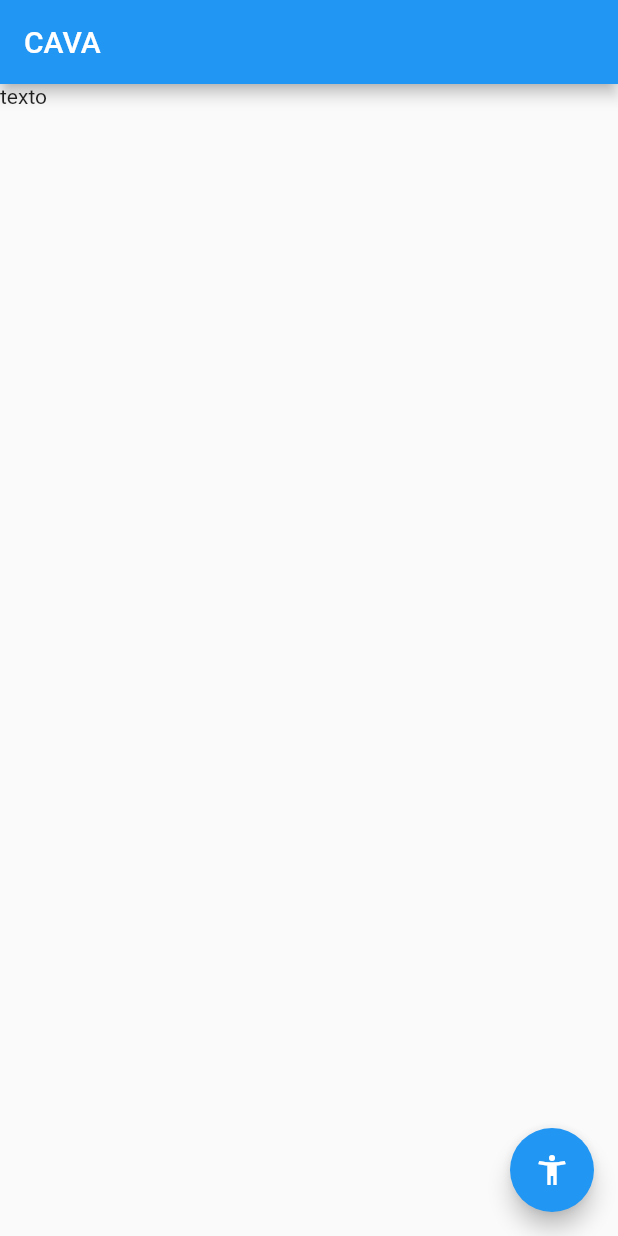
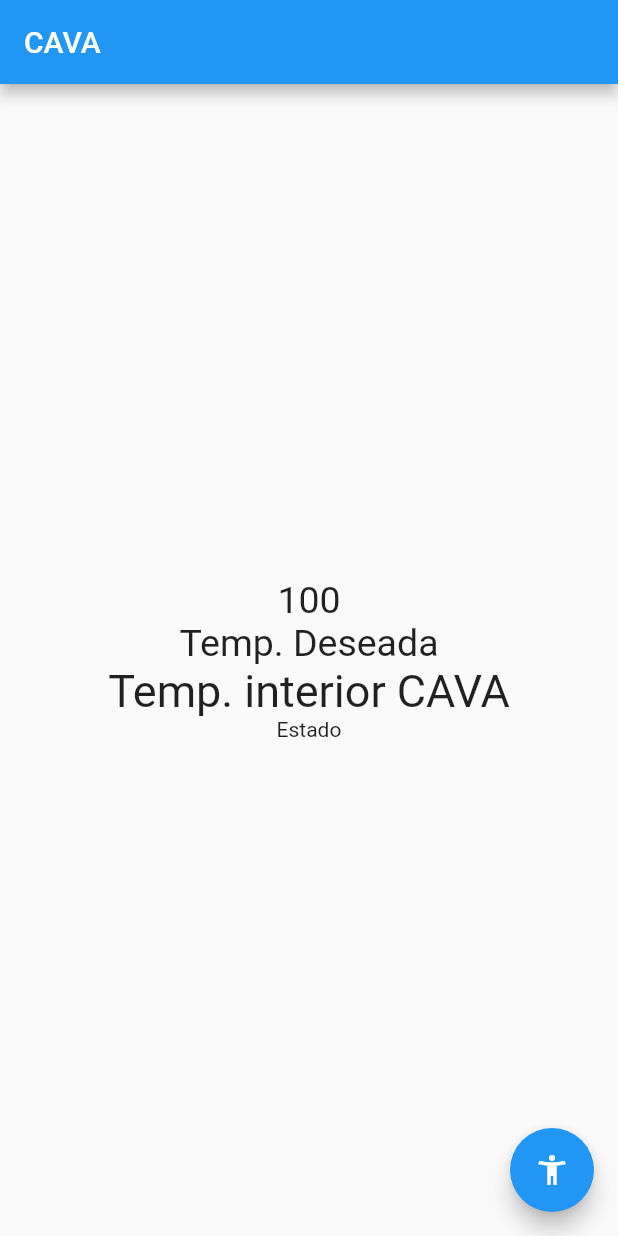
Before and after one commit to hernangonzalezmoreno/flutter-esp32-php-mysql, a Flutter app: the screen it shows after launch, after a tap on the "accessibility new" icon, on a phone screen of 412 x 824 dp. Run offline on Flutter 3.47's test engine with Material 2 defaults, Android fonts, the phone set to English and light mode, and no system bars; network calls fail.

Commit message:
Preparando Provider para actualizar los datos en panatalla

```diff
--- a/lib/main.dart
+++ b/lib/main.dart
@@ -1,22 +1,27 @@
 import 'package:flutter/material.dart';
 import 'package:flutter_cava_simple_api_rest/src/providers/cava_api_rest.dart';
 import 'package:flutter_cava_simple_api_rest/src/screens/home.dart';
+import 'package:provider/provider.dart';
 
 void main() => runApp(MyApp());
-
-CavaApiRest cavaApiRest = CavaApiRest();
 
 class MyApp extends StatelessWidget {
 
   @override
   Widget build(BuildContext context) {
 
-    return MaterialApp(
-      title: 'Material App',
-      initialRoute: 'home',
-      routes: {
-        'home' : (context) => Home( cavaApiRest )
-      },
+    return Provider(
+
+      create: (_) => CavaApiRest(),
+
+      child: MaterialApp(
+        title: 'Material App',
+        initialRoute: 'home',
+        routes: {
+          'home': (context) => Home()
+        },
+      ),
+
     );
 
   }
--- a/lib/src/providers/cava_api_rest.dart
+++ b/lib/src/providers/cava_api_rest.dart
@@ -1,10 +1,23 @@
 import 'dart:convert';
-
+import 'package:flutter/material.dart';
 import 'package:http/http.dart' as http;
 
-class CavaApiRest{
+class CavaApiRest with ChangeNotifier{
 
-  Map<String, dynamic> datos;
+  Map<String, dynamic> _datos;
+
+  CavaApiRest(){
+    _datos = {
+      "tiempoUnix" : 100,
+      "tempDeseada" : "4",
+      "tempCava" : "5",
+      "estado" : "2.2"
+    };
+  }
+
+  get datos{
+    return _datos;
+  }
 
   Future<String> actualizarDatos() async{
     String retorno;
@@ -14,7 +27,7 @@ class CavaApiRest{
       http.Response respuesta = await http.get( "http://moduchip.com.ar/cava/datos.php" );
 
       if( respuesta.statusCode == 200 ){ // El codigo 200 significa que la peticion ser realizo exitosamente
-        datos = jsonDecode( respuesta.body );
+        _datos = jsonDecode( respuesta.body );
         retorno = respuesta.body;
       }else{
         retorno = "Error en la peticion, statusCode: ${respuesta.statusCode}";
@@ -24,6 +37,8 @@ class CavaApiRest{
       retorno = "Sin conexion a internet";
     }
 
+    notifyListeners();
+
     return retorno;
   }
 
--- a/lib/src/screens/home.dart
+++ b/lib/src/screens/home.dart
@@ -1,15 +1,16 @@
 import 'package:flutter/material.dart';
 import 'package:flutter_cava_simple_api_rest/src/providers/cava_api_rest.dart';
+import 'package:provider/provider.dart';
 
 
 class Home extends StatelessWidget {
 
-  final CavaApiRest cavaApiRest;
-
-  const Home( this.cavaApiRest, {Key key}) : super(key: key);
+  const Home( {Key key} ) : super(key: key);
 
   @override
   Widget build(BuildContext context) {
+
+    final cavaApiRest = Provider.of<CavaApiRest>(context);
 
     return Scaffold(
 
@@ -17,23 +18,55 @@ class Home extends StatelessWidget {
         title: Text('CAVA'),
       ),
 
-      body: Column(
-        children: <Widget>[
-          Text( 'texto' ),
-        ]
+      body: Center(
+        child: Column(
+          mainAxisSize: MainAxisSize.max,
+          mainAxisAlignment: MainAxisAlignment.center,
+          children: [
+
+            Text(
+              "${cavaApiRest.datos['tiempoUnix']}",
+              style: TextStyle(
+                fontSize: 25,
+                /*fontWeight: FontWeight.bold,
+                color: Colors.green,
+                backgroundColor: Colors.pink*/
+              ),
+            ),
+
+
+            Text(
+              "Temp. Deseada",
+              style: TextStyle(
+                fontSize: 25,
+              ),
+            ),
+
+            Text(
+              "Temp. interior CAVA",
+              style: TextStyle(
+                fontSize: 30
+              ),
+            ),
+
+            Text( "Estado" )
+
+
+          ],
+        ),
       ),
 
       floatingActionButton: FloatingActionButton(
         child: Icon( Icons.accessibility_new ),
-        onPressed: () => _alPresionar(),
+        onPressed: () => cavaApiRest.actualizarDatos(),
       ),
     );
 
   }
 
   void _alPresionar() async{
-    String r = await cavaApiRest.actualizarDatos();
-    print( r );
+    //String r = await cavaApiRest.actualizarDatos();
+    //print( r );
   }
 
 }
```
